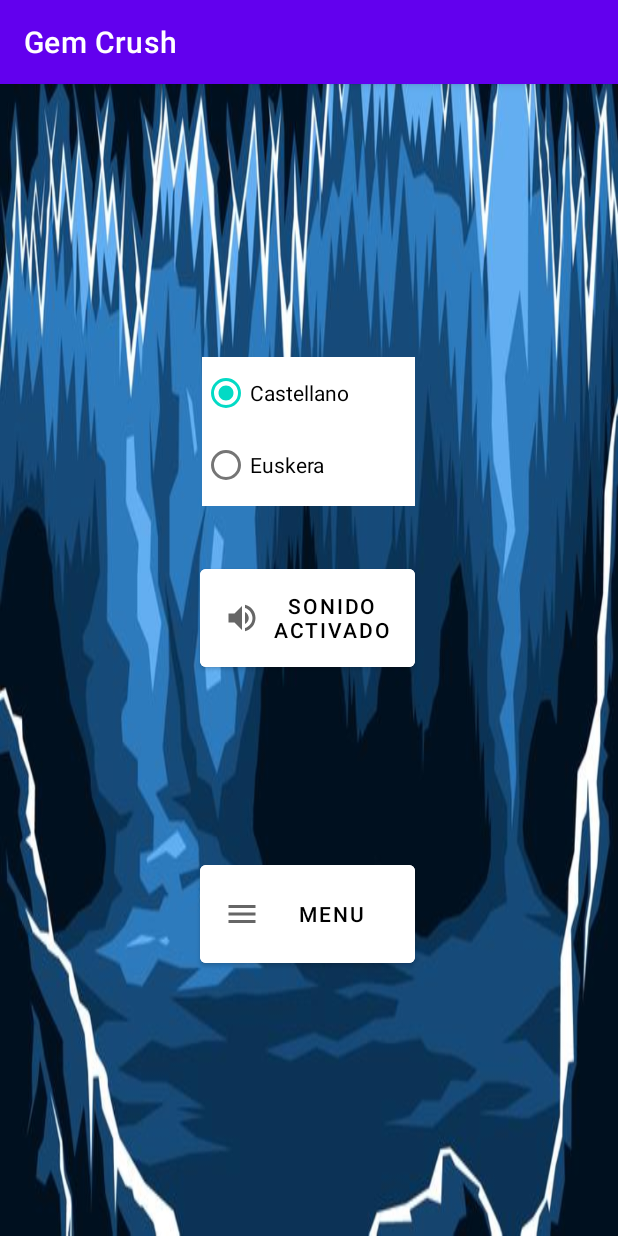
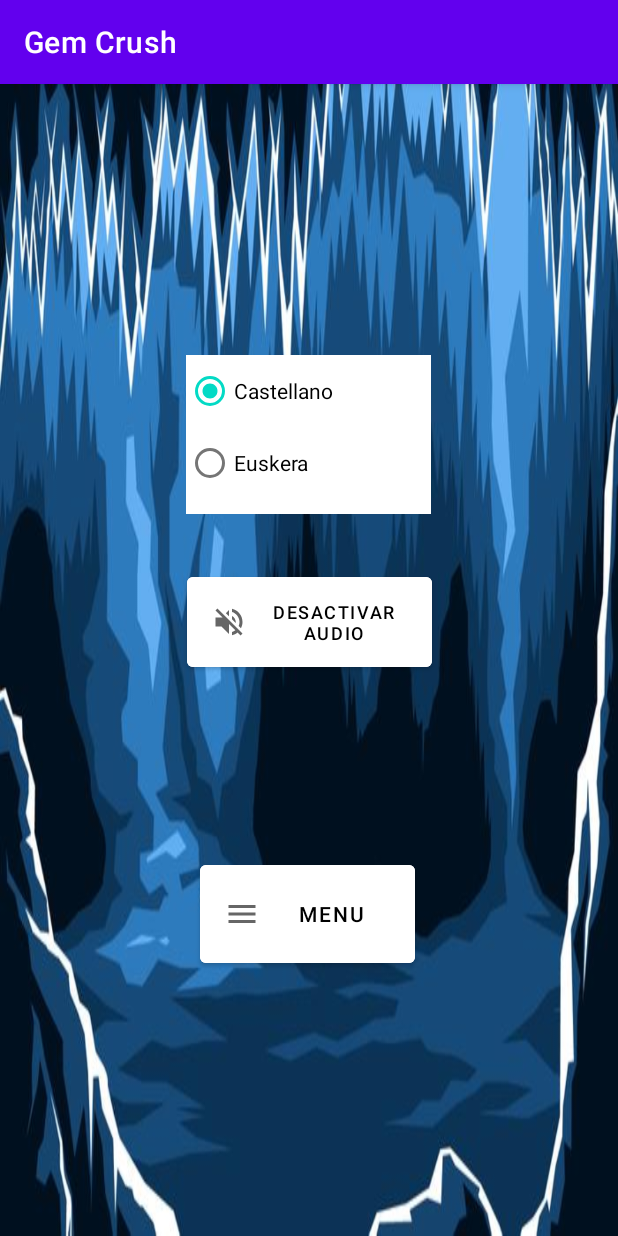
Before and after one commit to ekaitxu/GemCrush, an Android app: the Idioma_Activity screen opened directly, with no data from a screen before it, on a phone screen of 412 x 824 dp. Run offline under Robolectric (Android 15) with nearby library versions, the phone set to English and light mode, and no system bars.

Commit message:
Audio hecho

```diff
--- a/app/src/main/AndroidManifest.xml
+++ b/app/src/main/AndroidManifest.xml
@@ -19,6 +19,7 @@
         </activity>
         <activity android:name=".Inicio"/>
         <activity android:name=".Idioma_Activity"/>
+        <service android:name=".MusicaFondo" />
     </application>
 
 </manifest>
--- a/app/src/main/java/com/proyecto/gemcrush/Inicio.java
+++ b/app/src/main/java/com/proyecto/gemcrush/Inicio.java
@@ -7,6 +7,7 @@ import android.content.Intent;
 import android.content.SharedPreferences;
 import android.graphics.Color;
 import android.graphics.drawable.ColorDrawable;
+import android.media.MediaPlayer;
 import android.os.Bundle;
 import android.os.Handler;
 import android.os.Looper;
@@ -31,6 +32,7 @@ import java.util.Timer;
 import java.util.TimerTask;
 
 public class Inicio extends AppCompatActivity {
+
     TextView tvVidas, tvTiempo;
     Handler handler = new Handler();
     int diferencia_segundos, diferencia_en_minutos, diferencia_en_horas,vidas;
@@ -52,6 +54,8 @@ public class Inicio extends AppCompatActivity {
         tvTiempo = findViewById(R.id.tvTiempo);
         Context context = this;
         btnAgradecimientos.setOnClickListener(v -> Dialog_Agradecimiento.dialog_Agradecimiento(context));
+        Intent intent = new Intent(Inicio.this, MusicaFondo.class);
+        startService(intent);
         gestionarVidas();
         btnIdiomas.setOnClickListener(new View.OnClickListener() {
             @Override
@@ -70,6 +74,7 @@ public class Inicio extends AppCompatActivity {
             }
         });
     }
+
     public void gestionarVidas(){
 
     }
--- a/app/src/main/res/layout/activity_idioma.xml
+++ b/app/src/main/res/layout/activity_idioma.xml
@@ -23,22 +23,22 @@
 
     <Button
         android:id="@+id/btnSonido"
-        android:layout_width="143dp"
-        android:layout_height="77dp"
+        android:layout_width="163dp"
+        android:layout_height="72dp"
         android:layout_marginBottom="120dp"
         android:backgroundTint="@color/white"
+        android:drawableLeft="@drawable/ic_baseline_volume_off_24"
+        android:scaleType="fitCenter"
+        android:text="@string/desactivar_audio"
         android:textColor="@color/black"
-        android:text="@string/sonido_activado"
-        android:drawableLeft="@drawable/ic_baseline_volume_up_24"
+        android:textSize="12sp"
         app:layout_constraintBottom_toTopOf="@+id/btnMenu"
         app:layout_constraintEnd_toEndOf="parent"
-        app:layout_constraintHorizontal_bias="0.496"
-        app:layout_constraintStart_toStartOf="parent"
-        android:scaleType="fitCenter"/>
+        app:layout_constraintStart_toStartOf="parent" />
 
     <RadioGroup
-        android:layout_width="142dp"
-        android:layout_height="99dp"
+        android:layout_width="163dp"
+        android:layout_height="106dp"
         android:layout_marginBottom="36dp"
         android:background="@color/white"
         app:layout_constraintBottom_toTopOf="@+id/btnSonido"
--- a/app/src/main/res/values/strings.xml
+++ b/app/src/main/res/values/strings.xml
@@ -3,5 +3,6 @@
     <string name="castellano">Castellano</string>
     <string name="euskera">Euskera</string>
     <string name="menu">Menu</string>
-    <string name="sonido_activado">Sonido activado</string>
+    <string name="activar_audio">Activar audio</string>
+    <string name="desactivar_audio">Desactivar audio</string>
 </resources>
```
Also changed, not shown: app/src/main/java/com/proyecto/gemcrush/Idioma_Activity.java (+17 -0 lines), app/src/main/java/com/proyecto/gemcrush/MusicaFondo.java (added, +37 -0 lines), 1 other file.
